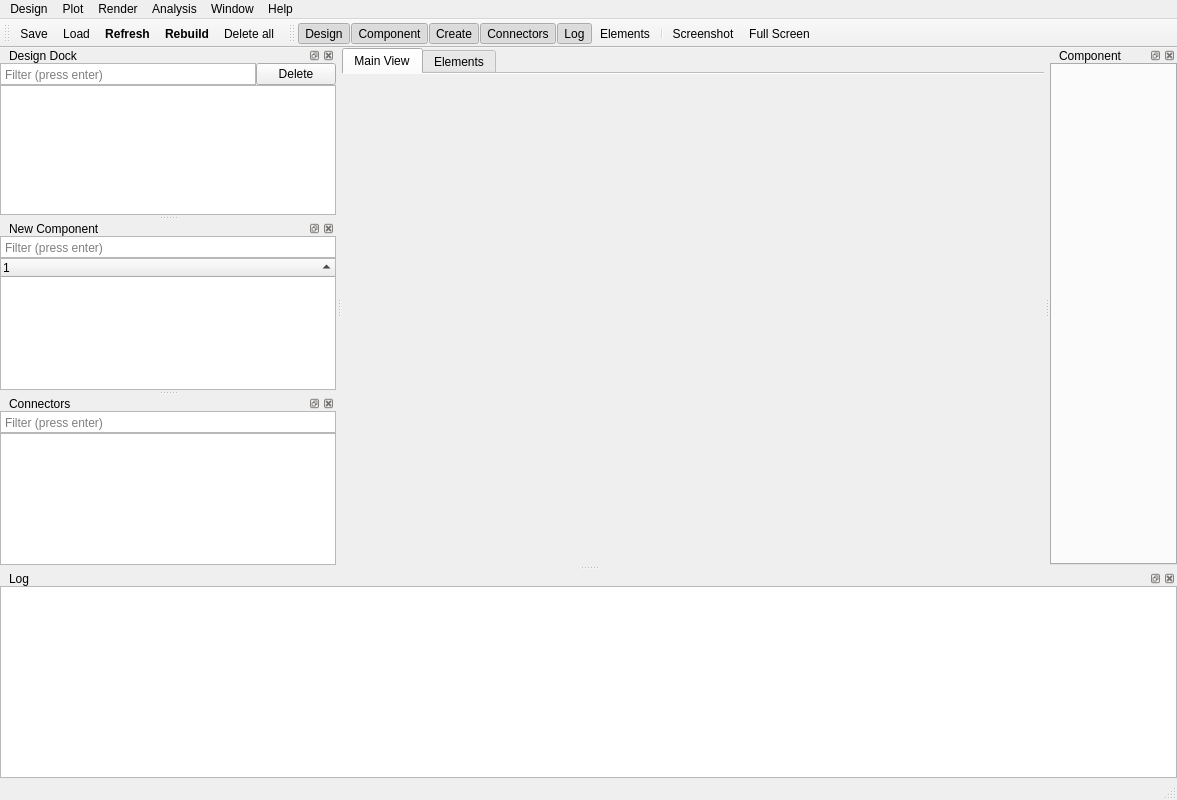
Qt form qiskit_metal/_gui/main_window_ui.ui (qiskit-community/qiskit-metal) before a commit.
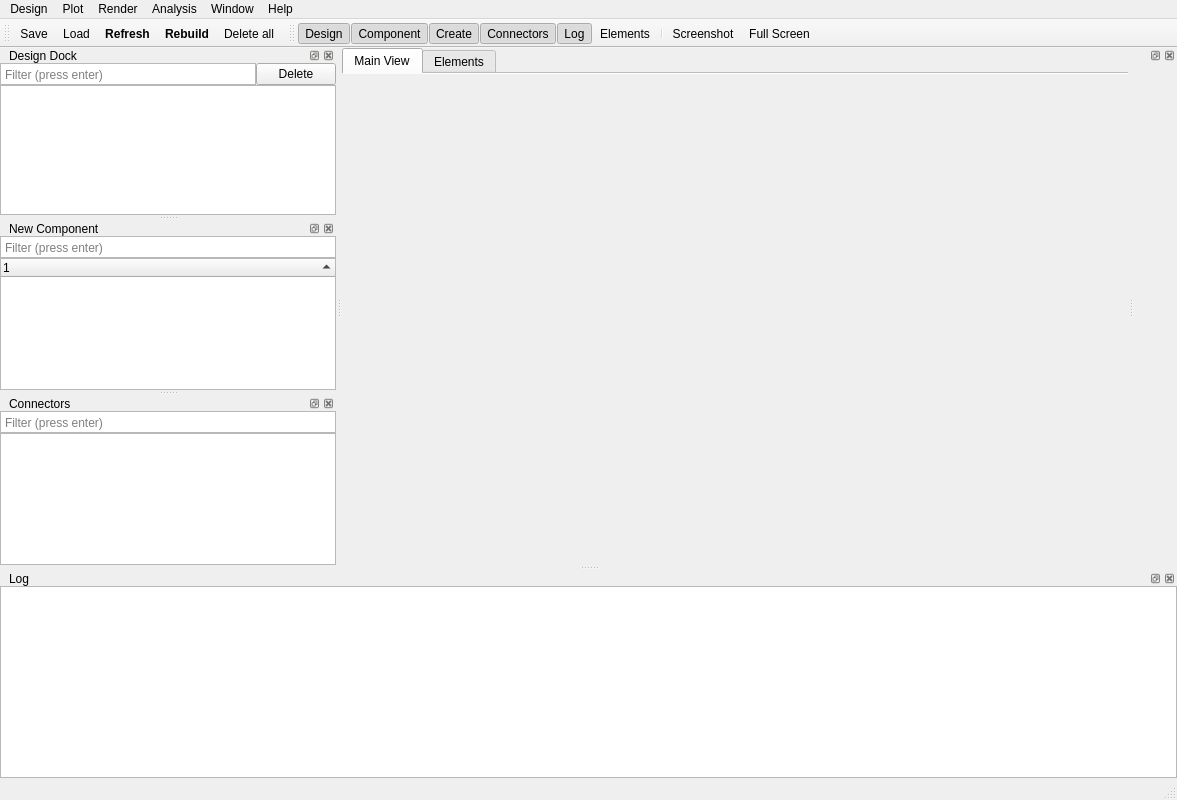
The same form after that commit. Icons and pictures are not drawn. Custom widgets are drawn as their Qt base class.

The edit to the form file:
```diff
--- a/qiskit_metal/_gui/main_window_ui.ui
+++ b/qiskit_metal/_gui/main_window_ui.ui
@@ -654,8 +654,8 @@
    <attribute name="dockWidgetArea">
     <number>2</number>
    </attribute>
-   <widget class="QWidget" name="dockWidgetContents_3">
-    <layout class="QVBoxLayout" name="verticalLayout_7">
+   <widget class="QWidget" name="dockComponentCental">
+    <layout class="QVBoxLayout" name="verticalLayout_7" stretch="">
      <property name="spacing">
       <number>0</number>
      </property>
@@ -671,34 +671,6 @@
      <property name="bottomMargin">
       <number>0</number>
      </property>
-     <item>
-      <widget class="QWidget" name="widget" native="true">
-       <layout class="QVBoxLayout" name="verticalLayout_8">
-        <property name="spacing">
-         <number>0</number>
-        </property>
-        <property name="leftMargin">
-         <number>0</number>
-        </property>
-        <property name="topMargin">
-         <number>0</number>
-        </property>
-        <property name="rightMargin">
-         <number>0</number>
-        </property>
-        <property name="bottomMargin">
-         <number>0</number>
-        </property>
-        <item>
-         <widget class="QTabWidget" name="component_tab">
-          <property name="currentIndex">
-           <number>-1</number>
-          </property>
-         </widget>
-        </item>
-       </layout>
-      </widget>
-     </item>
     </layout>
    </widget>
   </widget>
```
